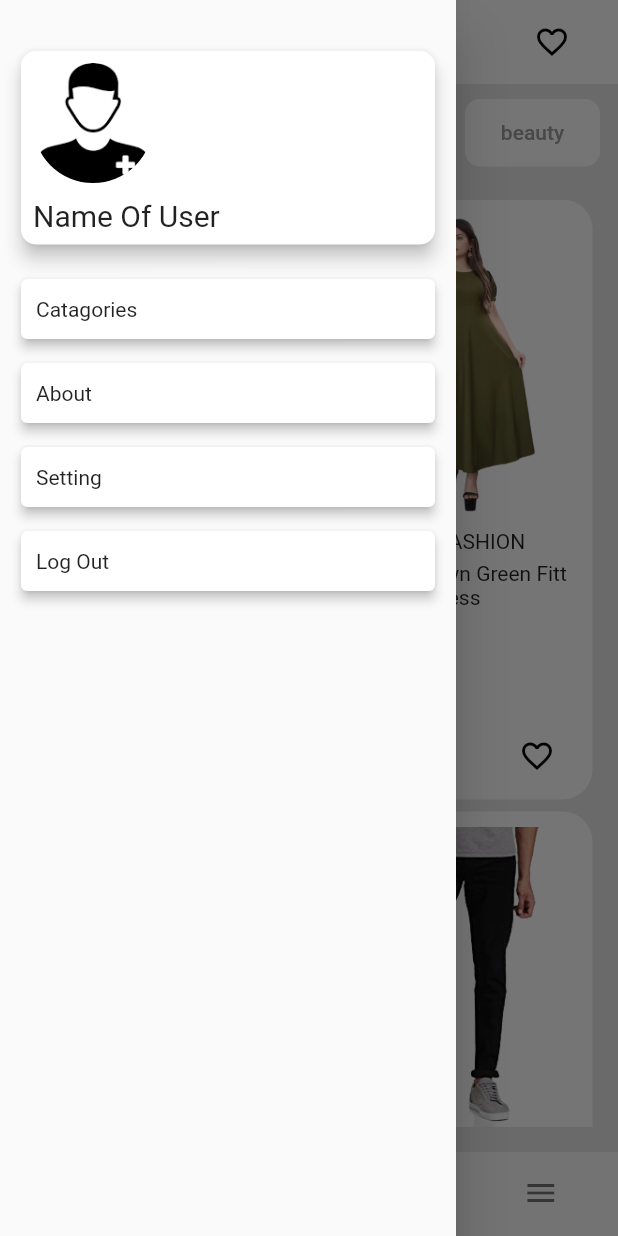
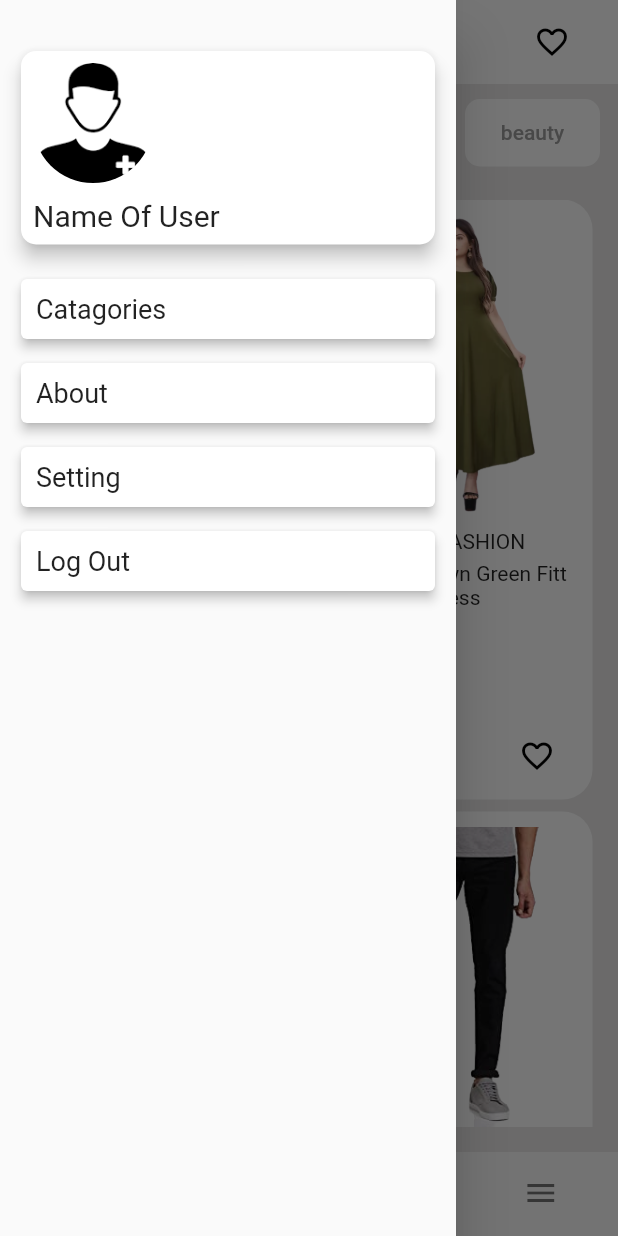
Before and after one commit to NamanGajera/Emart-An-Ecommerce-Application-, a Flutter app: the screen it shows after launch, with the side drawer open, on a phone screen of 412 x 824 dp. Run offline on Flutter 3.47's test engine with Material 2 defaults, Android fonts, the phone set to English and light mode, and no system bars; our stand-ins replace flutter_rating_bar, form_field_validator, shared_preferences, velocity_x.

Commit message:
New Logics

```diff
--- a/lib/main.dart
+++ b/lib/main.dart
@@ -1,3 +1,5 @@
+import 'package:emart/BottomNavPage/Cart.dart';
+import 'package:emart/main_pages/LoginPage.dart';
 import 'package:flutter/material.dart';
 import 'main_pages/Home_Page.dart';
 
@@ -12,7 +14,7 @@ class Emart extends StatelessWidget {
   Widget build(BuildContext context) {
     return const MaterialApp(
       debugShowCheckedModeBanner: false,
-      home: HomePage(),
+      home: CartState.KEYLOGIN == false ? LoginPage() : HomePage(),
     );
   }
 }
--- a/lib/main_pages/Home_Page.dart
+++ b/lib/main_pages/Home_Page.dart
@@ -1,6 +1,9 @@
-// ignore_for_file: file_names, non_constant_identifier_names
+// ignore_for_file: file_names, non_constant_identifier_names, use_build_context_synchronously
 import 'package:emart/category_pages/Clothing.dart';
+import 'package:emart/main_pages/LoginPage.dart';
 import 'package:flutter/material.dart';
+import 'package:shared_preferences/shared_preferences.dart';
+import 'package:velocity_x/velocity_x.dart';
 import '../BottomNavPage/About.dart';
 import '../BottomNavPage/Cart.dart';
 import '../BottomNavPage/History.dart';
@@ -67,47 +70,114 @@ class _HomePageState extends State<HomePage> {
                   ),
                 ),
                 const SizedBox(height: 15),
-                Card(
+                GestureDetector(
+                  onTap: () {
+                    Navigator.pop(context);
+                    VxToast.show(
+                      context,
+                      msg: 'Catagories',
+                      bgColor: Colors.deepPurple[100],
+                      textColor: Colors.black,
+                      pdHorizontal: 50,
+                    );
+                  },
+                  child: Card(
                     elevation: 3,
                     child: Container(
                       height: 40,
                       padding: const EdgeInsets.only(left: 10),
                       alignment: Alignment.centerLeft,
                       width: double.infinity,
-                    child: Text('Catagories'),
+                      child: const Text(
+                        'Catagories',
+                        style: TextStyle(fontSize: 18),
+                      ),
+                    ),
                   ),
                 ),
                 const SizedBox(height: 8),
-                Card(
+                GestureDetector(
+                  onTap: () {
+                    Navigator.pop(context);
+                    VxToast.show(
+                      context,
+                      msg: 'About',
+                      bgColor: Colors.deepPurple[100],
+                      textColor: Colors.black,
+                      pdHorizontal: 50,
+                    );
+                  },
+                  child: Card(
                     elevation: 3,
                     child: Container(
                       height: 40,
                       padding: const EdgeInsets.only(left: 10),
                       alignment: Alignment.centerLeft,
                       width: double.infinity,
-                    child: Text('About'),
+                      child: const Text(
+                        'About',
+                        style: TextStyle(fontSize: 18),
+                      ),
+                    ),
                   ),
                 ),
                 const SizedBox(height: 8),
-                Card(
+                GestureDetector(
+                  onTap: () {
+                    Navigator.pop(context);
+                    VxToast.show(
+                      context,
+                      msg: 'Setting',
+                      bgColor: Colors.deepPurple[100],
+                      textColor: Colors.black,
+                      pdHorizontal: 50,
+                    );
+                  },
+                  child: Card(
                     elevation: 3,
                     child: Container(
                       height: 40,
                       padding: const EdgeInsets.only(left: 10),
                       alignment: Alignment.centerLeft,
                       width: double.infinity,
-                    child: Text('Setting'),
+                      child: const Text(
+                        'Setting',
+                        style: TextStyle(fontSize: 18),
+                      ),
+                    ),
                   ),
                 ),
                 const SizedBox(height: 8),
-                Card(
+                GestureDetector(
+                  onTap: () async {
+                    Navigator.pop(context);
+                    VxToast.show(
+                      context,
+                      msg: 'Log Out.....',
+                      bgColor: Colors.deepPurple[100],
+                      textColor: Colors.black,
+                      pdHorizontal: 50,
+                    );
+                    var sharedPref = await SharedPreferences.getInstance();
+                    sharedPref.setBool(CartState.KEYLOGIN, false);
+                    Navigator.pushReplacement(
+                      context,
+                      MaterialPageRoute(
+                          builder: (context) => const LoginPage()),
+                    );
+                  },
+                  child: Card(
                     elevation: 3,
                     child: Container(
                       height: 40,
                       padding: const EdgeInsets.only(left: 10),
                       alignment: Alignment.centerLeft,
                       width: double.infinity,
-                    child: Text('Log Out'),
+                      child: const Text(
+                        'Log Out',
+                        style: TextStyle(fontSize: 18),
+                      ),
+                    ),
                   ),
                 ),
               ],
@@ -150,7 +220,7 @@ class _HomePageState extends State<HomePage> {
                   ),
                 );
               },
-              icon: Icon(
+              icon: const Icon(
                 Icons.favorite_border_outlined,
               ),
             ),
--- a/lib/main_pages/LoginPage.dart
+++ b/lib/main_pages/LoginPage.dart
@@ -1,5 +1,5 @@
 import 'package:emart/BottomNavPage/Cart.dart';
-import 'package:emart/widgets/CheckOut.dart';
+import 'package:emart/main_pages/Home_Page.dart';
 import 'package:flutter/material.dart';
 import 'package:form_field_validator/form_field_validator.dart';
 import 'package:shared_preferences/shared_preferences.dart';
@@ -86,9 +86,7 @@ class _LoginPageState extends State<LoginPage> {
                         // ignore: use_build_context_synchronously
                         Navigator.pushReplacement(context,
                             MaterialPageRoute(builder: (context) {
-                          return CheckOutPage(
-                            Price: '0',
-                          );
+                          return const HomePage();
                         }));
                       },
                       child: const Text(
```
Lines whose indentation alone changed are shown as unchanged.
